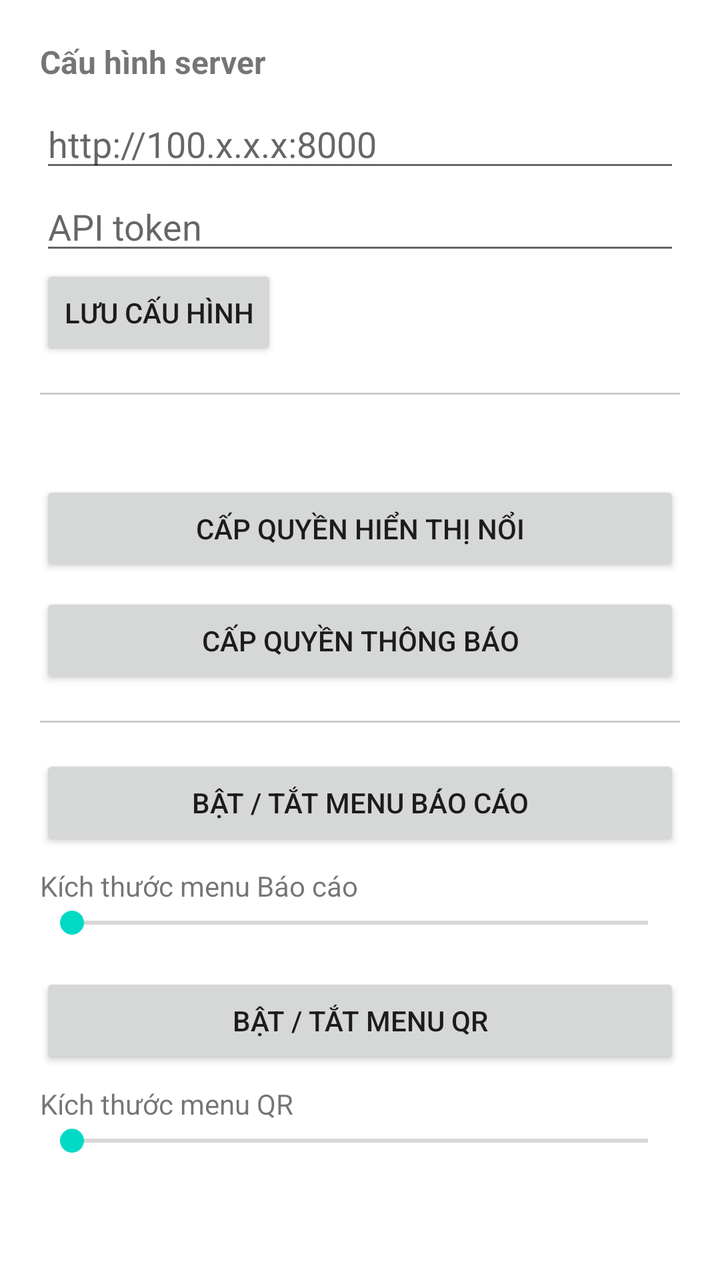
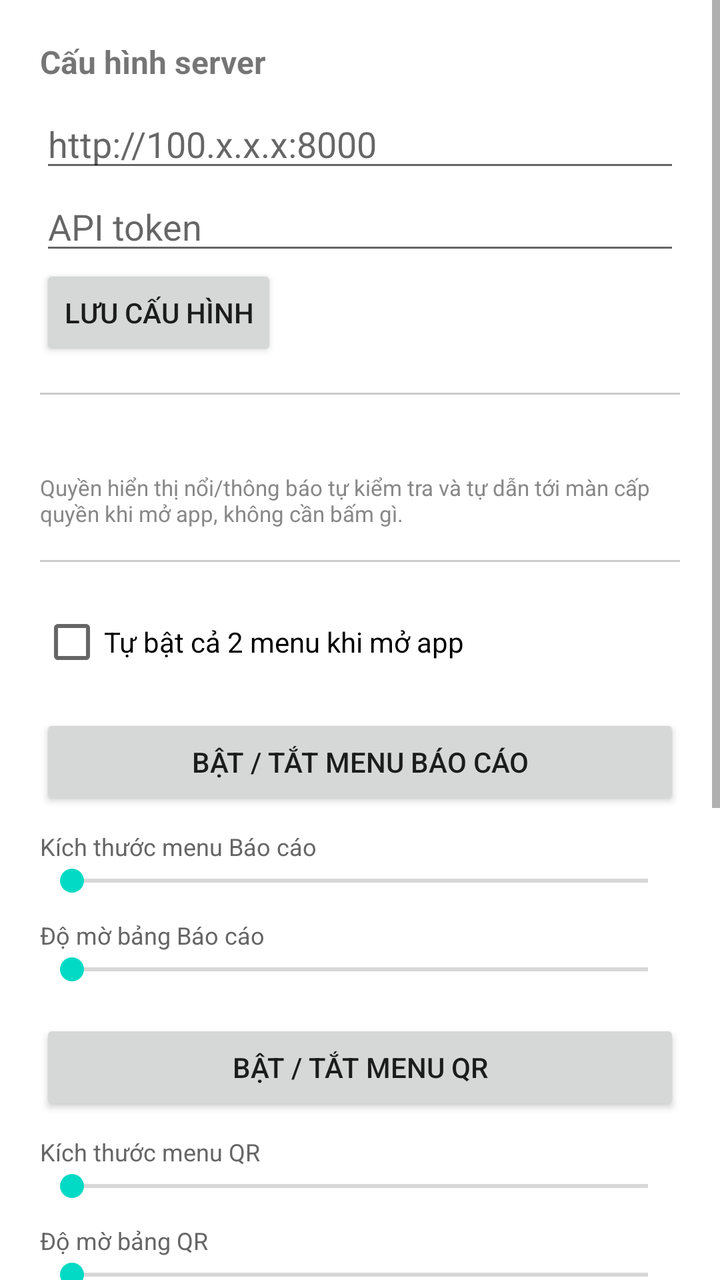

Compare the two renders of this Android layout. The source of the first and the diff that turns it into the second are given below.
<!-- AndroidManifest.xml: application theme Theme.DonateFloat -->
<!-- res/layout/activity_main.xml -->
<ScrollView xmlns:android="http://schemas.android.com/apk/res/android"
    android:layout_width="match_parent"
    android:layout_height="match_parent">

    <LinearLayout
        android:layout_width="match_parent"
        android:layout_height="wrap_content"
        android:orientation="vertical"
        android:padding="20dp">

        <TextView
            android:layout_width="wrap_content"
            android:layout_height="wrap_content"
            android:text="Cấu hình server"
            android:textStyle="bold"
            android:textSize="16sp"
            android:layout_marginBottom="8dp" />

        <EditText
            android:id="@+id/editServerUrl"
            android:layout_width="match_parent"
            android:layout_height="wrap_content"
            android:hint="http://100.x.x.x:8000" />

        <EditText
            android:id="@+id/editApiToken"
            android:layout_width="match_parent"
            android:layout_height="wrap_content"
            android:hint="API token"
            android:inputType="textPassword" />

        <Button
            android:id="@+id/btnSaveConfig"
            android:layout_width="wrap_content"
            android:layout_height="wrap_content"
            android:text="Lưu cấu hình" />

        <View
            android:layout_width="match_parent"
            android:layout_height="1dp"
            android:layout_marginTop="16dp"
            android:layout_marginBottom="16dp"
            android:background="#33000000" />

        <TextView
            android:id="@+id/textStatus"
            android:layout_width="wrap_content"
            android:layout_height="wrap_content"
            android:layout_marginBottom="8dp" />

        <Button
            android:id="@+id/btnGrantOverlay"
            android:layout_width="match_parent"
            android:layout_height="wrap_content"
            android:text="Cấp quyền hiển thị nổi" />

        <Button
            android:id="@+id/btnGrantNotif"
            android:layout_width="match_parent"
            android:layout_height="wrap_content"
            android:layout_marginTop="8dp"
            android:text="Cấp quyền thông báo" />

        <View
            android:layout_width="match_parent"
            android:layout_height="1dp"
            android:layout_marginTop="16dp"
            android:layout_marginBottom="16dp"
            android:background="#33000000" />

        <Button
            android:id="@+id/btnToggleReport"
            android:layout_width="match_parent"
            android:layout_height="wrap_content"
            android:text="Bật / tắt menu Báo cáo" />

        <TextView
            android:layout_width="wrap_content"
            android:layout_height="wrap_content"
            android:layout_marginTop="8dp"
            android:text="Kích thước menu Báo cáo" />

        <SeekBar
            android:id="@+id/seekReportSize"
            android:layout_width="match_parent"
            android:layout_height="wrap_content"
            android:max="500"
            android:min="150" />

        <Button
            android:id="@+id/btnToggleQR"
            android:layout_width="match_parent"
            android:layout_height="wrap_content"
            android:layout_marginTop="16dp"
            android:text="Bật / tắt menu QR" />

        <TextView
            android:layout_width="wrap_content"
            android:layout_height="wrap_content"
            android:layout_marginTop="8dp"
            android:text="Kích thước menu QR" />

        <SeekBar
            android:id="@+id/seekQrSize"
            android:layout_width="match_parent"
            android:layout_height="wrap_content"
            android:max="500"
            android:min="150" />

    </LinearLayout>
</ScrollView>
<!-- resources referenced by this layout -->
<resources>
  <style name="Theme.DonateFloat" parent="Theme.MaterialComponents.DayNight.NoActionBar">
          <item name="colorPrimary">@color/purple_500</item>
          <item name="colorPrimaryDark">@color/purple_700</item>
          <item name="colorAccent">@color/teal_200</item>
      </style>
  <color name="purple_500">#FF6200EE</color>
  <color name="purple_700">#FF3700B3</color>
  <color name="teal_200">#FF03DAC5</color>
</resources>

<!-- the commit's change to res/layout/activity_main.xml (unified diff, before → after) -->
@@ -35,57 +35,51 @@
             android:layout_height="wrap_content"
             android:text="Lưu cấu hình" />
 
-        <View
-            android:layout_width="match_parent"
-            android:layout_height="1dp"
-            android:layout_marginTop="16dp"
-            android:layout_marginBottom="16dp"
-            android:background="#33000000" />
+        <View style="@style/DividerLine" />
 
         <TextView
             android:id="@+id/textStatus"
             android:layout_width="wrap_content"
             android:layout_height="wrap_content"
-            android:layout_marginBottom="8dp" />
+            android:layout_marginBottom="4dp" />
 
-        <Button
-            android:id="@+id/btnGrantOverlay"
+        <TextView
+            android:layout_width="wrap_content"
+            android:layout_height="wrap_content"
+            android:textSize="11sp"
+            android:textColor="#888888"
+            android:text="Quyền hiển thị nổi/thông báo tự kiểm tra và tự dẫn tới màn cấp quyền khi mở app, không cần bấm gì." />
+
+        <View style="@style/DividerLine" />
+
+        <CheckBox
+            android:id="@+id/checkAutoStart"
             android:layout_width="match_parent"
             android:layout_height="wrap_content"
-            android:text="Cấp quyền hiển thị nổi" />
-
-        <Button
-            android:id="@+id/btnGrantNotif"
-            android:layout_width="match_parent"
-            android:layout_height="wrap_content"
-            android:layout_marginTop="8dp"
-            android:text="Cấp quyền thông báo" />
-
-        <View
-            android:layout_width="match_parent"
-            android:layout_height="1dp"
-            android:layout_marginTop="16dp"
-            android:layout_marginBottom="16dp"
-            android:background="#33000000" />
+            android:text="Tự bật cả 2 menu khi mở app" />
 
         <Button
             android:id="@+id/btnToggleReport"
             android:layout_width="match_parent"
             android:layout_height="wrap_content"
+            android:layout_marginTop="12dp"
             android:text="Bật / tắt menu Báo cáo" />
 
-        <TextView
-            android:layout_width="wrap_content"
-            android:layout_height="wrap_content"
-            android:layout_marginTop="8dp"
-            android:text="Kích thước menu Báo cáo" />
-
+        <TextView style="@style/SliderLabel" android:text="Kích thước menu Báo cáo" />
         <SeekBar
             android:id="@+id/seekReportSize"
             android:layout_width="match_parent"
             android:layout_height="wrap_content"
             android:max="500"
             android:min="150" />
+
+        <TextView style="@style/SliderLabel" android:text="Độ mờ bảng Báo cáo" />
+        <SeekBar
+            android:id="@+id/seekReportOpacity"
+            android:layout_width="match_parent"
+            android:layout_height="wrap_content"
+            android:max="100"
+            android:min="20" />
 
         <Button
             android:id="@+id/btnToggleQR"
@@ -94,12 +88,7 @@
             android:layout_marginTop="16dp"
             android:text="Bật / tắt menu QR" />
 
-        <TextView
-            android:layout_width="wrap_content"
-            android:layout_height="wrap_content"
-            android:layout_marginTop="8dp"
-            android:text="Kích thước menu QR" />
-
+        <TextView style="@style/SliderLabel" android:text="Kích thước menu QR" />
         <SeekBar
             android:id="@+id/seekQrSize"
             android:layout_width="match_parent"
@@ -107,5 +96,56 @@
             android:max="500"
             android:min="150" />
 
+        <TextView style="@style/SliderLabel" android:text="Độ mờ bảng QR" />
+        <SeekBar
+            android:id="@+id/seekQrOpacity"
+            android:layout_width="match_parent"
+            android:layout_height="wrap_content"
+            android:max="100"
+            android:min="20" />
+
+        <TextView style="@style/SliderLabel" android:text="Độ mờ popup thông báo giao dịch mới" />
+        <SeekBar
+            android:id="@+id/seekAlertOpacity"
+            android:layout_width="match_parent"
+            android:layout_height="wrap_content"
+            android:max="100"
+            android:min="20" />
+
+        <Button
+            android:id="@+id/btnDemo"
+            android:layout_width="match_parent"
+            android:layout_height="wrap_content"
+            android:layout_marginTop="16dp"
+            android:backgroundTint="#FF9800"
+            android:text="🧪 Xem thử (bơm dữ liệu demo để canh chỉnh)" />
+
+        <View style="@style/DividerLine" />
+
+        <TextView
+            android:layout_width="wrap_content"
+            android:layout_height="wrap_content"
+            android:text="Thống kê"
+            android:textStyle="bold"
+            android:textSize="16sp"
+            android:layout_marginBottom="8dp" />
+
+        <TextView android:id="@+id/textStatToday" android:layout_width="match_parent" android:layout_height="wrap_content" android:textSize="13sp" android:paddingBottom="2dp" android:text="Hôm nay: —" />
+        <TextView android:id="@+id/textStatYesterday" android:layout_width="match_parent" android:layout_height="wrap_content" android:textSize="13sp" android:paddingBottom="2dp" android:text="Hôm qua: —" />
+        <TextView android:id="@+id/textStatBeforeYesterday" android:layout_width="match_parent" android:layout_height="wrap_content" android:textSize="13sp" android:paddingBottom="8dp" android:text="Hôm kia: —" />
+
+        <Button
+            android:id="@+id/btnRefreshStats"
+            android:layout_width="match_parent"
+            android:layout_height="wrap_content"
+            android:text="Làm mới thống kê" />
+
+        <Button
+            android:id="@+id/btnHistory"
+            android:layout_width="match_parent"
+            android:layout_height="wrap_content"
+            android:layout_marginTop="8dp"
+            android:text="📜 Xem lịch sử giao dịch đầy đủ" />
+
     </LinearLayout>
 </ScrollView>
<!-- resource entries referenced after the edit -->
@@ -1,5 +1,19 @@
 <!-- resources referenced by this layout -->
 <resources>
+  <style name="DividerLine">
+          <item name="android:layout_width">match_parent</item>
+          <item name="android:layout_height">1dp</item>
+          <item name="android:layout_marginTop">16dp</item>
+          <item name="android:layout_marginBottom">16dp</item>
+          <item name="android:background">#33000000</item>
+      </style>
+  <style name="SliderLabel">
+          <item name="android:layout_width">wrap_content</item>
+          <item name="android:layout_height">wrap_content</item>
+          <item name="android:layout_marginTop">10dp</item>
+          <item name="android:textSize">12sp</item>
+          <item name="android:textColor">#666666</item>
+      </style>
   <style name="Theme.DonateFloat" parent="Theme.MaterialComponents.DayNight.NoActionBar">
           <item name="colorPrimary">@color/purple_500</item>
           <item name="colorPrimaryDark">@color/purple_700</item>
